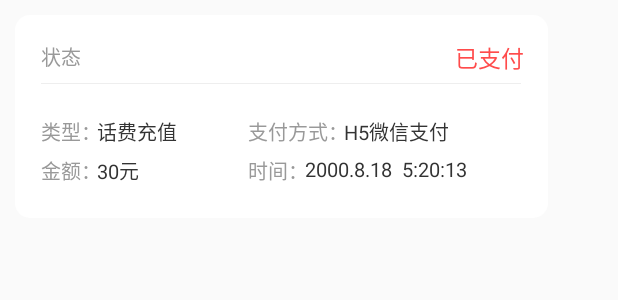
After one commit to Kendrick-Song/RechargeCenter, an Android app: the layout order_item.xml on its own in the app's theme, with its tools: preview values and no code run, on a phone screen of 412 x 824 dp. The commit adds this screen. Shown: the top 300 px of the screen. Run offline under Robolectric (Android 15) with nearby library versions, the phone set to English and light mode, and no system bars.

Commit message:
界面优化，order布局文件完成

```diff
--- a/app/src/main/java/com/example/rechargecenter/ui/order/OrderFragment.java
+++ b/app/src/main/java/com/example/rechargecenter/ui/order/OrderFragment.java
@@ -18,6 +18,8 @@ public class OrderFragment extends Fragment {
                              ViewGroup container, Bundle savedInstanceState) {
 
         View root = inflater.inflate(R.layout.fragment_order, container, false);
+
+        //设置标题
         TextView title_tv = Objects.requireNonNull(getActivity()).findViewById(R.id.title_tv);
         title_tv.setText("服务订单");
         return root;
--- /dev/null
+++ b/app/src/main/res/drawable/order_item_bg.xml
@@ -0,0 +1,7 @@
+<?xml version="1.0" encoding="utf-8"?>
+<shape xmlns:android="http://schemas.android.com/apk/res/android">
+
+    <solid android:color="@color/white"/>
+    <corners android:radius="10dp"/>
+
+</shape>
--- /dev/null
+++ b/app/src/main/res/drawable/tab_stroke.xml
@@ -0,0 +1,16 @@
+<?xml version="1.0" encoding="utf-8"?>
+<layer-list xmlns:android="http://schemas.android.com/apk/res/android">
+
+    <item
+        android:bottom="-2dp"
+        android:right="-2dp"
+        android:left="-2dp">
+        <shape>
+            <solid android:color="@color/white"/>
+            <stroke
+                android:width="0.5dp"
+                android:color="#EEEEEE"/>
+        </shape>
+    </item>
+
+</layer-list>
--- /dev/null
+++ b/app/src/main/res/layout/order_item.xml
@@ -0,0 +1,110 @@
+<?xml version="1.0" encoding="utf-8"?>
+<RelativeLayout
+    xmlns:android="http://schemas.android.com/apk/res/android"
+    android:layout_width="355dp"
+    android:layout_height="135dp"
+    android:background="@drawable/order_item_bg"
+    android:layout_margin="10dp">
+
+    <TextView
+        android:layout_width="wrap_content"
+        android:layout_height="wrap_content"
+        android:text="状态"
+        android:textSize="13sp"
+        android:textColor="#999999"
+        android:layout_marginStart="17dp"
+        android:layout_marginTop="17.5dp"/>
+
+    <TextView
+        android:layout_width="wrap_content"
+        android:layout_height="wrap_content"
+        android:layout_marginTop="16.5dp"
+        android:layout_marginStart="293dp"
+        android:text="已支付"
+        android:textSize="15sp"
+        android:textColor="#FF4B4B"/>
+
+    <View
+        android:layout_width="320dp"
+        android:layout_height="0.5dp"
+        android:background="#EEEEEE"
+        android:layout_marginStart="17.5dp"
+        android:layout_marginTop="45.5dp"/>
+
+    <TextView
+        android:layout_width="wrap_content"
+        android:layout_height="wrap_content"
+        android:textColor="#999999"
+        android:text="类型："
+        android:textSize="13sp"
+        android:layout_marginStart="17.5dp"
+        android:layout_marginTop="67.5dp"/>
+
+    <TextView
+        android:id="@+id/order_chargetype"
+        android:layout_width="wrap_content"
+        android:layout_height="wrap_content"
+        android:textColor="#333333"
+        android:text="话费充值"
+        android:textSize="13sp"
+        android:layout_marginStart="54.5dp"
+        android:layout_marginTop="67.5dp"/>
+
+    <TextView
+        android:layout_width="wrap_content"
+        android:layout_height="wrap_content"
+        android:textColor="#999999"
+        android:text="支付方式："
+        android:textSize="13sp"
+        android:layout_marginStart="155dp"
+        android:layout_marginTop="67.5dp"/>
+
+    <TextView
+        android:id="@+id/order_paytype"
+        android:layout_width="wrap_content"
+        android:layout_height="wrap_content"
+        android:textColor="#333333"
+        android:text="H5微信支付"
+        android:textSize="13sp"
+        android:layout_marginStart="219.5dp"
+        android:layout_marginTop="67.5dp"/>
+
+    <TextView
+        android:layout_width="wrap_content"
+        android:layout_height="wrap_content"
+        android:textColor="#999999"
+        android:text="金额："
+        android:textSize="13sp"
+        android:layout_marginStart="17.5dp"
+        android:layout_marginTop="93dp"/>
+
+    <TextView
+        android:id="@+id/order_amout"
+        android:layout_width="wrap_content"
+        android:layout_height="wrap_content"
+        android:textColor="#333333"
+        android:text="30元"
+        android:textSize="13sp"
+        android:layout_marginStart="54.5dp"
+        android:layout_marginTop="93dp"/>
+
+    <TextView
+        android:layout_width="wrap_content"
+        android:layout_height="wrap_content"
+        android:textColor="#999999"
+        android:text="时间："
+        android:textSize="13sp"
+        android:layout_marginStart="155dp"
+        android:layout_marginTop="93dp"/>
+
+    <TextView
+        android:id="@+id/order_time"
+        android:layout_width="wrap_content"
+        android:layout_height="wrap_content"
+        android:textColor="#333333"
+        android:text="2000.8.18  5:20:13"
+        android:textSize="13sp"
+        android:layout_marginStart="193dp"
+        android:layout_marginTop="93dp"/>
+
+</RelativeLayout>
```
